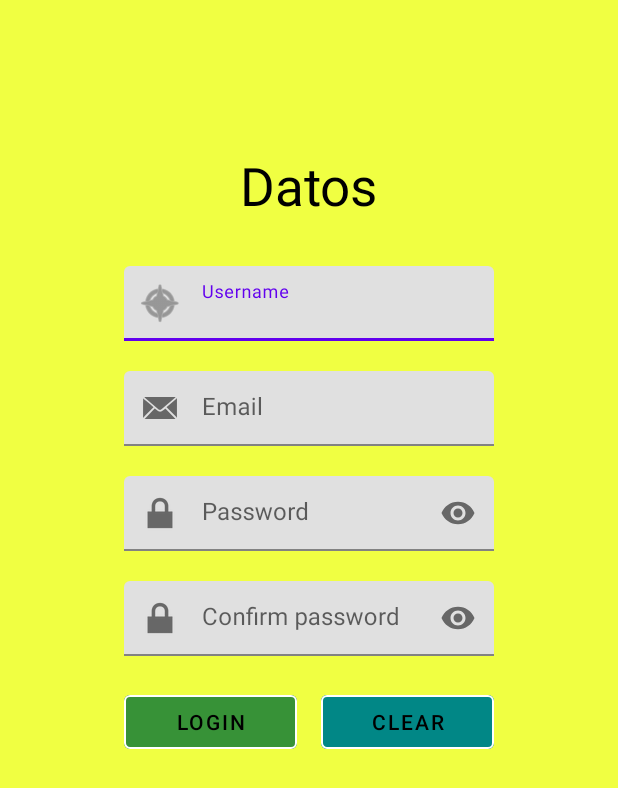
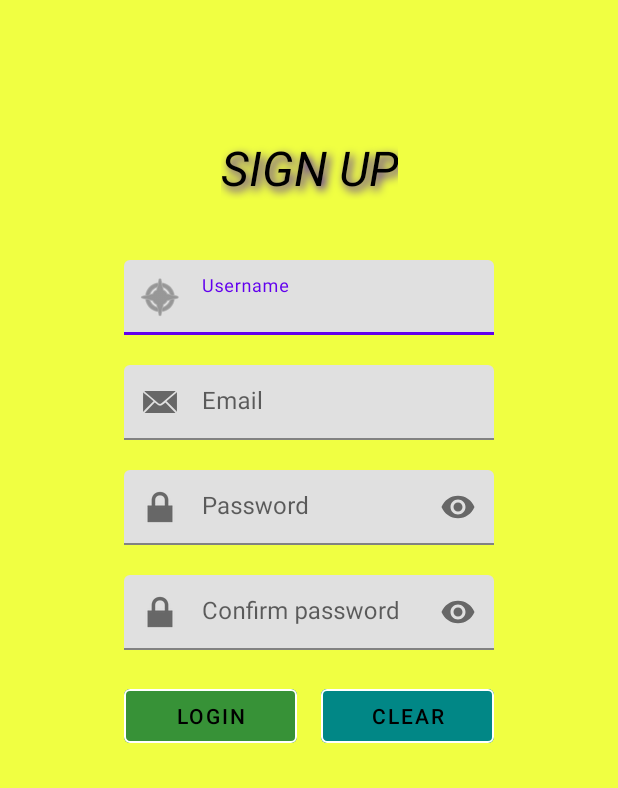
Before and after one commit to Braveras/First, an Android app: the SignupActivity screen opened directly, with no data from a screen before it, on a phone screen of 412 x 824 dp. Shown: the top 788 px of the screen. Run offline under Robolectric (Android 15) with nearby library versions, the phone set to English and light mode, and no system bars; pictures from the network do not load.

Commit message:
Adding purple shadow on signup TextView

```diff
--- a/app/src/main/res/layout/activity_signup.xml
+++ b/app/src/main/res/layout/activity_signup.xml
@@ -18,10 +18,15 @@
         android:id="@+id/datos"
         android:layout_width="wrap_content"
         android:layout_height="wrap_content"
-        android:layout_marginTop="100dp"
-        android:text="Datos"
+        android:layout_marginTop="90dp"
+        android:text="SIGN UP"
+        android:textStyle="italic"
+        android:shadowColor="@color/purple_700"
+        android:shadowDx="3"
+        android:shadowDy="4"
+        android:shadowRadius="7"
         android:textColor="@color/black"
-        android:textSize="35dp"
+        android:textSize="32dp"
         app:layout_constraintEnd_toEndOf="parent"
         app:layout_constraintStart_toStartOf="parent"
         app:layout_constraintTop_toTopOf="parent" />
@@ -30,7 +35,7 @@
         android:id="@+id/tilusername"
         android:layout_width="0dp"
         android:layout_height="50dp"
-        android:layout_marginTop="30dp"
+        android:layout_marginTop="40dp"
         app:layout_constraintEnd_toEndOf="@id/guideR"
         app:layout_constraintHorizontal_bias="0.496"
         app:layout_constraintStart_toStartOf="@id/guideL"
```
